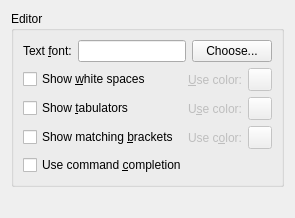
Before: the Qt Designer form app/configeditorwidget.ui in fhackenberger/ktikz, drawn with Qt 5.
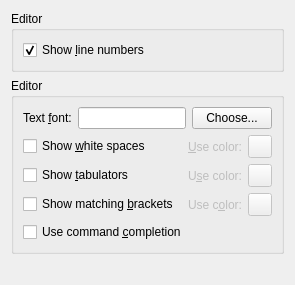
After: the same form once the commit is applied. Custom widgets are drawn as their Qt base class.

Commit message: - Make the presence of the line number area configurable. - Make adding and removing a bookmark using the shortcuts a bit faster.

The edit to the form file:
```diff
--- a/app/configeditorwidget.ui
+++ b/app/configeditorwidget.ui
@@ -6,6 +6,28 @@
    <string>Configure Editor</string>
   </property>
   <layout class="QVBoxLayout" name="verticalLayout">
+   <item>
+    <widget class="QGroupBox" name="lineNumberGroupBox">
+     <property name="title">
+      <string>Editor</string>
+     </property>
+     <layout class="QVBoxLayout" name="lineNumberVerticalLayout">
+      <item>
+       <widget class="QCheckBox" name="showLineNumberAreaCheck">
+        <property name="whatsThis">
+         <string>&lt;p&gt;Show the line numbers on the left hand side of the editor.&lt;/p&gt;</string>
+        </property>
+        <property name="text">
+         <string>Show &amp;line numbers</string>
+        </property>
+        <property name="checked">
+         <bool>true</bool>
+        </property>
+       </widget>
+      </item>
+     </layout>
+    </widget>
+   </item>
    <item>
     <widget class="QGroupBox" name="editorGroupBox">
      <property name="title">
```
The commit also changes 16 other files.
